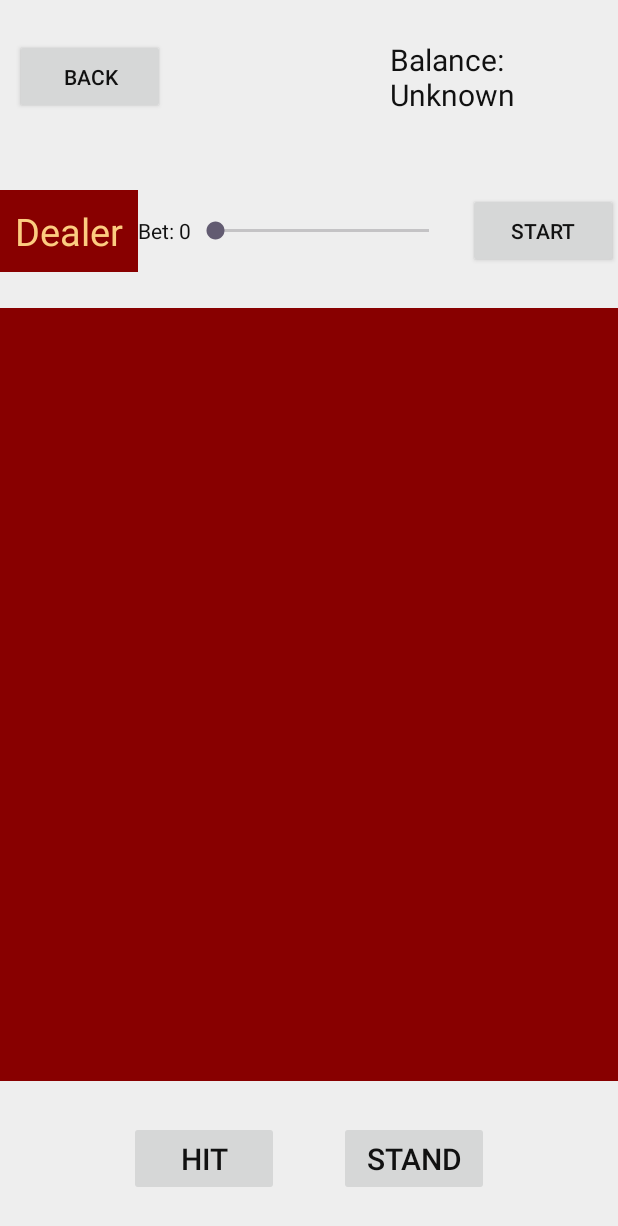
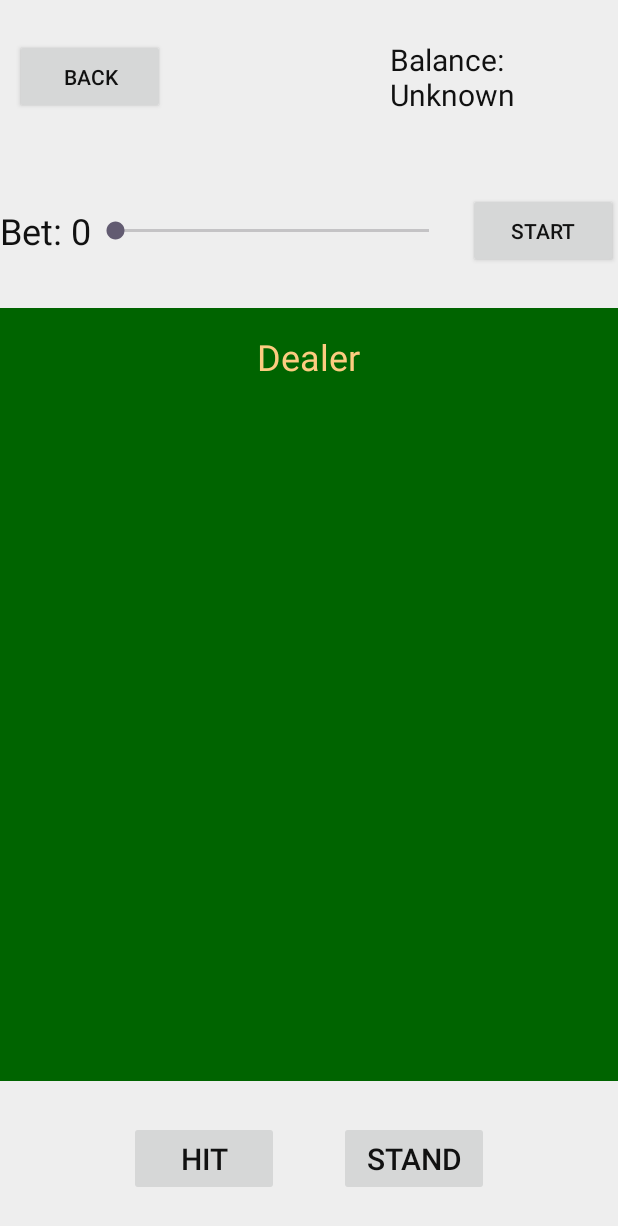
Before and after one commit to meterkilo/group_project, an Android app: the GameplayActivity screen opened directly, with no data from a screen before it, on a phone screen of 412 x 824 dp. Shown: the top 1226 px of the screen. Run offline under Robolectric (Android 15) with nearby library versions, the phone set to English and light mode, and no system bars.

Commit message:
UI changes

```diff
--- a/app/src/main/res/layout/activity_gameplay.xml
+++ b/app/src/main/res/layout/activity_gameplay.xml
@@ -40,18 +40,19 @@
         android:layout_weight="1"
         android:gravity="center">
 
-        <TextView
-            android:layout_width="wrap_content"
-            android:layout_height="wrap_content"
-            android:text="Dealer"
-            android:textSize="25sp"
-            android:textColor="#FCCC80"
-            android:padding="10dp"
-            android:background="#F800"/>
+<!--        <TextView-->
+<!--            android:layout_width="wrap_content"-->
+<!--            android:layout_height="wrap_content"-->
+<!--            android:text="Dealer"-->
+<!--            android:textSize="25sp"-->
+<!--            android:textColor="#FCCC80"-->
+<!--            android:padding="10dp"-->
+<!--            android:background="#F800"/>-->
         <TextView
             android:layout_width="wrap_content"
             android:layout_height="wrap_content"
             android:text="Bet: 0"
+            android:textSize="24sp"
             android:id="@+id/betTV"
             />
         <SeekBar
@@ -78,21 +79,30 @@
         android:layout_width="match_parent"
         android:layout_height="0dp"
         android:layout_weight="5"
-        android:background="#F800"
+        android:background="#006400"
         android:orientation="vertical">
 
-            <!---Dealer cards - recycler view -->
+        <!-- Dealer label -->
+        <TextView
+            android:id="@+id/dealerLabel"
+            android:layout_width="wrap_content"
+            android:layout_height="wrap_content"
+            android:text="Dealer"
+            android:textSize="24sp"
+            android:textColor="#FCCC80"
+            android:gravity="center"
+            android:layout_marginTop="16dp"
+            android:layout_gravity="center_horizontal" />
+
+        <!-- Dealer cards -->
         <androidx.recyclerview.widget.RecyclerView
             android:layout_width="match_parent"
             android:layout_height="0dp"
             android:layout_weight="1"
-                android:layout_marginTop="20dp"
+            android:layout_marginTop="8dp"
             android:id="@+id/dealerRecycler"
-                android:paddingStart="16dp"
-                android:paddingEnd="16dp"
-                android:clipToPadding="false"
-                android:scrollbars="horizontal"
         />
+
             <!---Player cards - recycler view -->
             <androidx.recyclerview.widget.RecyclerView
                 android:layout_width="match_parent"
--- a/app/src/main/res/layout/activity_home.xml
+++ b/app/src/main/res/layout/activity_home.xml
@@ -109,7 +109,8 @@
             android:id="@+id/history_container"
             android:layout_width="match_parent"
             android:layout_height="wrap_content"
-            android:orientation="vertical" />
+            android:orientation="vertical"
+            android:gravity="center_horizontal"/>
 
     </ScrollView>
 
--- a/app/src/main/res/values/themes.xml
+++ b/app/src/main/res/values/themes.xml
@@ -14,5 +14,11 @@
         <item name="android:textColor">#eeeeee</item>
     </style>
 
+    <style name="MyAlertDialogTheme" parent="ThemeOverlay.MaterialComponents.MaterialAlertDialog">
+        <item name="colorSurface">#a19408</item>
+        <item name="android:textColorPrimary">#e8e7e1</item>
+    </style>
+
+
     <style name="Theme.Group_project" parent="Base.Theme.Group_project" />
 </resources>
```
Also changed, not shown: app/src/main/java/com/example/group_project/GameplayActivity.kt (+11 -13 lines). Lines whose indentation alone changed are shown as unchanged.
